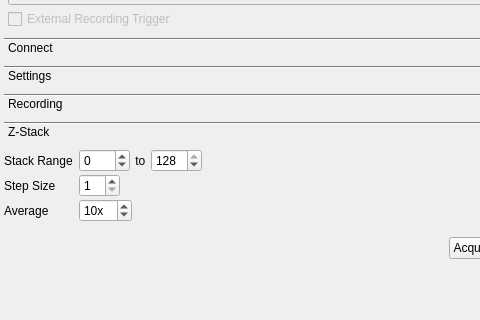
bothlab/pomidaq, file src/mainwindow.ui: the form before one commit; both pictures show x 0 to 480 and y 121 to 441 of the 1148 by 968 pixel window.
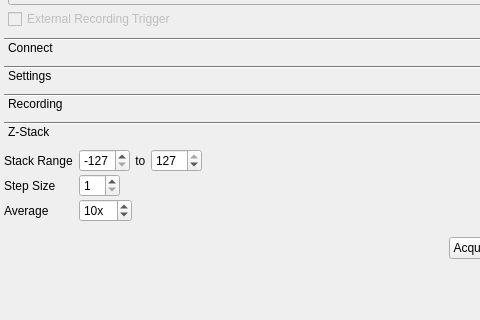
The form after the commit. The open tabs and pages were chosen to show the change. Icons and pictures are not drawn. Custom widgets are drawn as their Qt base class.

Commit message: trivial: Set z-stack defaults to full range

Diff of the .ui file:
```diff
--- a/src/mainwindow.ui
+++ b/src/mainwindow.ui
@@ -973,10 +973,13 @@
                     <string>Minimum grayscale pixel value</string>
                    </property>
                    <property name="minimum">
-                    <number>-128</number>
+                    <number>-127</number>
                    </property>
                    <property name="maximum">
-                    <number>128</number>
+                    <number>127</number>
+                   </property>
+                   <property name="value">
+                    <number>-127</number>
                    </property>
                   </widget>
                  </item>
@@ -993,13 +996,13 @@
                     <string>Maximum grayscale pixel value</string>
                    </property>
                    <property name="minimum">
-                    <number>-128</number>
+                    <number>-127</number>
                    </property>
                    <property name="maximum">
-                    <number>128</number>
+                    <number>127</number>
                    </property>
                    <property name="value">
-                    <number>128</number>
+                    <number>127</number>
                    </property>
                   </widget>
                  </item>
```
